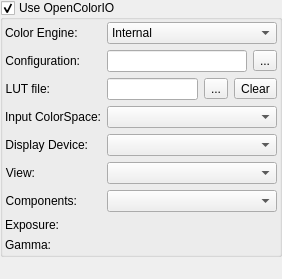
The window that krita/plugins/extensions/dockers/lut/wdglut.ui (KDE/krita) describes before a commit, drawn with Qt 5.
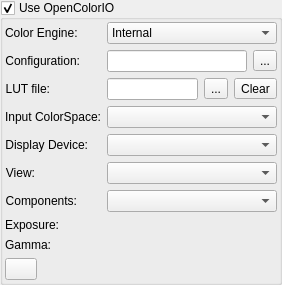
The same window after the commit. Custom widgets are drawn as their Qt base class.

Commit message:
Implement an option to disable changing currently selected color when changing exposure/gamma
Now you can "untoggle" the small icon in LUT docker and the color will
not follow your current OCIO configuration

CCMAIL:animtim@gmail.com

```diff
--- a/krita/plugins/extensions/dockers/lut/wdglut.ui
+++ b/krita/plugins/extensions/dockers/lut/wdglut.ui
@@ -269,6 +269,42 @@
         </item>
        </layout>
       </item>
+      <item>
+       <layout class="QHBoxLayout" name="horizontalLayout">
+        <item>
+         <widget class="QPushButton" name="m_btnConvertCurrentColor">
+          <property name="maximumSize">
+           <size>
+            <width>32</width>
+            <height>16777215</height>
+           </size>
+          </property>
+          <property name="toolTip">
+           <string>Lock current color to have the same visual representation when changing OCIO configuration</string>
+          </property>
+          <property name="text">
+           <string/>
+          </property>
+          <property name="checkable">
+           <bool>true</bool>
+          </property>
+         </widget>
+        </item>
+        <item>
+         <spacer name="horizontalSpacer">
+          <property name="orientation">
+           <enum>Qt::Horizontal</enum>
+          </property>
+          <property name="sizeHint" stdset="0">
+           <size>
+            <width>40</width>
+            <height>20</height>
+           </size>
+          </property>
+         </spacer>
+        </item>
+       </layout>
+      </item>
      </layout>
     </widget>
    </item>
```
The commit also changes 13 other files.
